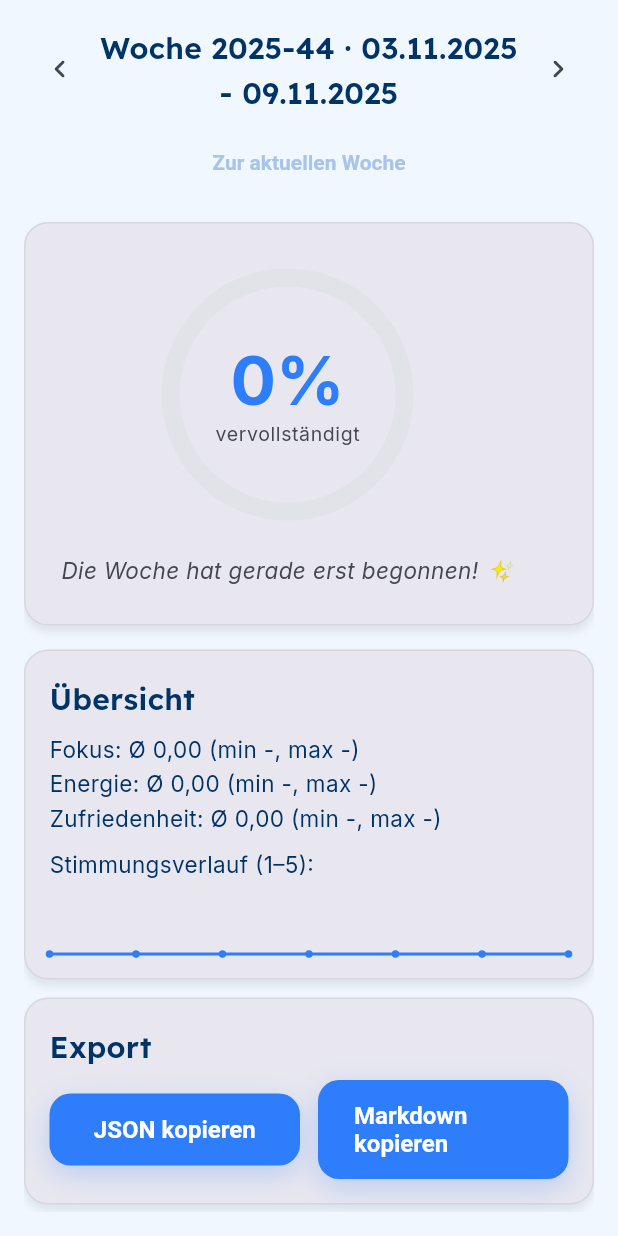
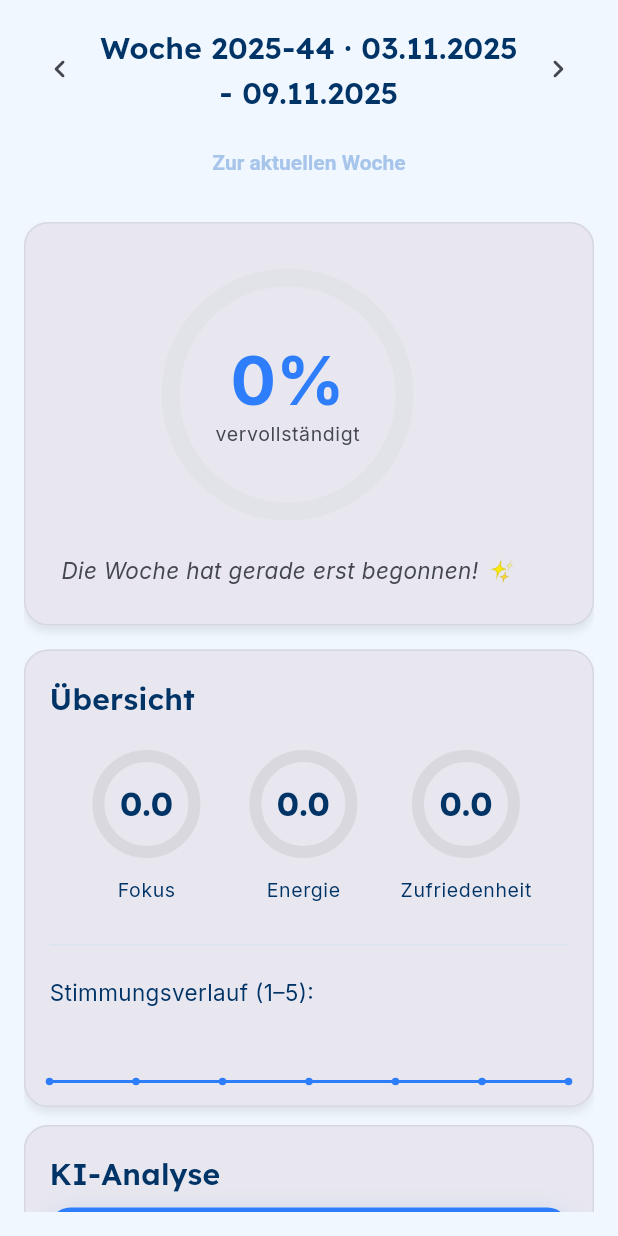
Before and after one commit to AlexBuchnerTeacher/reflecto, a Flutter app: the WeekScreen screen opened directly, after a tap on the "chevron left" icon, on a phone screen of 412 x 824 dp. Run offline on Flutter 3.47's test engine with Material 3 defaults, Android fonts, the light colour scheme and no system bars; our stand-ins replace cloud_firestore, firebase_auth, firebase_core, flutter_markdown, flutter_riverpod, google_fonts and 2 more; accounts and stored records are empty; network calls fail; statements that could not run were skipped.

Commit message:
feat: Complete Week Screen redesign with enhanced features
Major Changes:
- Redesigned WeekHeroCard with circular progress indicator
- Added WeekRadialStats with three circular indicators (Focus, Energy, Happiness)
- Implemented ChatGPT integration workflow with Markdown export/import
- Added flutter_markdown for formatted AI analysis display

Bug Fixes:
- Fixed zero values bug by filtering empty placeholder documents in completion calculation
- Fixed ratings not loading by calculating average from ratingsMorning and ratingsEvening
- Fixed JSON serialization by adding .toMap() calls for nested objects
- Fixed unnecessary type check and string escapes (linting)

UI/UX Improvements:
- Simplified navigation (removed DatePicker)
- Enhanced KI-Analyse card with formatted Markdown display
- Improved export workflow (single button for ChatGPT)
- Added structured prompt template for better AI analysis

Technical Details:
- Modified Ratings.fromMap() to support morning/evening split ratings
- Updated WeekStats.aggregate() to filter empty placeholders
- Created WeekRadialStats widget with CustomPainter for progress arcs
- Added MarkdownBody with custom styling for analysis display

Closes #85, #86, #87

````diff
--- a/lib/features/week/logic/week_stats.dart
+++ b/lib/features/week/logic/week_stats.dart
@@ -41,7 +41,28 @@ class WeekStats {
 
     // Mood-Kurve für 7 Tage
     final mood = List<int?>.filled(7, null);
-    final byId = {for (final e in entries) e.id: e};
+
+    // Filtere leere Placeholder-Dokumente aus
+    final validEntries = entries.where((e) {
+      final hasMorningData =
+          e.morning.mood.trim().isNotEmpty ||
+          e.morning.goodThing.trim().isNotEmpty ||
+          e.morning.focus.trim().isNotEmpty;
+      final hasEveningData =
+          e.evening.good.trim().isNotEmpty ||
+          e.evening.learned.trim().isNotEmpty ||
+          e.evening.improve.trim().isNotEmpty;
+      final hasRatings =
+          e.ratingFocus != null ||
+          e.ratingEnergy != null ||
+          e.ratingHappiness != null;
+      final hasPlanning =
+          e.planning.goals.any((g) => g.trim().isNotEmpty) ||
+          e.planning.todos.any((t) => t.trim().isNotEmpty);
+      return hasMorningData || hasEveningData || hasRatings || hasPlanning;
+    }).toList();
+
+    final byId = {for (final e in validEntries) e.id: e};
 
     for (var i = 0; i < 7; i++) {
       final day = range.start.add(Duration(days: i));
--- a/lib/features/week/widgets/week_ai_analysis_card.dart
+++ b/lib/features/week/widgets/week_ai_analysis_card.dart
@@ -1,4 +1,5 @@
 import 'package:flutter/material.dart';
+import 'package:flutter_markdown/flutter_markdown.dart';
 
 import '../../../widgets/reflecto_card.dart';
 import '../../../widgets/reflecto_button.dart';
@@ -37,42 +38,60 @@ class _WeekAiAnalysisCardState extends State<WeekAiAnalysisCard> {
 
   @override
   Widget build(BuildContext context) {
-    final motto = widget.weeklyData?.motto;
-    final summary = widget.weeklyData?.summaryText;
     final ai = widget.weeklyData?.aiAnalysis;
+    final aiText = widget.weeklyData?.aiAnalysisText;
+
+    // Versuche Text aus aiAnalysis Map oder aiAnalysisText zu extrahieren
+    String? analysisText;
+    if (aiText != null && aiText.isNotEmpty) {
+      analysisText = aiText;
+    } else if (ai != null && ai['text'] != null) {
+      analysisText = ai['text'].toString();
+    }
 
     return ReflectoCard(
       child: Column(
         crossAxisAlignment: CrossAxisAlignment.start,
         children: [
+          Text('KI-Auswertung', style: Theme.of(context).textTheme.titleMedium),
+
+          // Gespeicherte Analyse anzeigen
+          if (analysisText != null && analysisText.isNotEmpty) ...[
+            const SizedBox(height: ReflectoSpacing.s16),
+            Container(
+              decoration: BoxDecoration(
+                color: Theme.of(context).colorScheme.surfaceContainerHighest,
+                borderRadius: BorderRadius.circular(12),
+              ),
+              padding: const EdgeInsets.all(ReflectoSpacing.s16),
+              child: MarkdownBody(
+                data: analysisText,
+                styleSheet: MarkdownStyleSheet(
+                  h2: Theme.of(context).textTheme.titleLarge,
+                  h3: Theme.of(context).textTheme.titleMedium,
+                  p: Theme.of(context).textTheme.bodyMedium,
+                  listBullet: Theme.of(context).textTheme.bodyMedium,
+                ),
+              ),
+            ),
+            const SizedBox(height: ReflectoSpacing.s16),
+            const Divider(),
+          ],
+
+          const SizedBox(height: ReflectoSpacing.s12),
           Text(
-            'KI-Auswertung / Notizen',
-            style: Theme.of(context).textTheme.titleMedium,
+            analysisText != null
+                ? 'Analyse aktualisieren:'
+                : 'Neue Analyse einfügen:',
+            style: Theme.of(context).textTheme.bodySmall,
           ),
-          if (motto != null && motto.isNotEmpty) ...[
-            const SizedBox(height: ReflectoSpacing.s8),
-            Text(
-              'Motto: $motto',
-              style: const TextStyle(fontWeight: FontWeight.w600),
-            ),
-          ],
-          if (summary != null && summary.isNotEmpty) ...[
-            const SizedBox(height: ReflectoSpacing.s8),
-            Text(summary),
-          ],
-          if (ai != null) ...[
-            const SizedBox(height: ReflectoSpacing.s8),
-            Text(
-              'AI-Daten vorhanden',
-              style: TextStyle(color: Theme.of(context).colorScheme.secondary),
-            ),
-          ],
-          const SizedBox(height: ReflectoSpacing.s12),
+          const SizedBox(height: ReflectoSpacing.s8),
           TextField(
             controller: _aiCtrl,
-            maxLines: null,
+            maxLines: 5,
+            minLines: 3,
             decoration: const InputDecoration(
-              hintText: 'KI-Auswertung hier einfügen (Text oder JSON)…',
+              hintText: 'ChatGPT-Analyse hier einfügen…',
               border: OutlineInputBorder(
                 borderRadius: BorderRadius.all(Radius.circular(12)),
               ),
--- a/lib/features/week/widgets/week_export_card.dart
+++ b/lib/features/week/widgets/week_export_card.dart
@@ -1,4 +1,3 @@
-import 'dart:convert';
 import 'package:flutter/material.dart';
 import 'package:flutter/services.dart';
 
@@ -22,29 +21,10 @@ class WeekExportCard extends StatelessWidget {
       child: Column(
         crossAxisAlignment: CrossAxisAlignment.start,
         children: [
-          Text('Export', style: Theme.of(context).textTheme.titleMedium),
+          Text('KI-Analyse', style: Theme.of(context).textTheme.titleMedium),
           const SizedBox(height: ReflectoSpacing.s8),
-          Row(
-            children: [
-              Expanded(
-                child: ReflectoButton(
-                  text: 'JSON kopieren',
-                  onPressed: () async {
-                    final messenger = ScaffoldMessenger.of(context);
-                    await Clipboard.setData(
-                      ClipboardData(text: jsonEncode(jsonData)),
-                    );
-                    if (!context.mounted) return;
-                    messenger.showSnackBar(
-                      const SnackBar(content: Text('JSON in Zwischenablage')),
-                    );
-                  },
-                ),
-              ),
-              const SizedBox(width: ReflectoSpacing.s12),
-              Expanded(
-                child: ReflectoButton(
-                  text: 'Markdown kopieren',
+          ReflectoButton(
+            text: 'Für ChatGPT kopieren',
             onPressed: () async {
               final messenger = ScaffoldMessenger.of(context);
               final md = exportSvc.buildMarkdownFromJson(jsonData);
@@ -52,13 +32,10 @@ class WeekExportCard extends StatelessWidget {
               if (!context.mounted) return;
               messenger.showSnackBar(
                 const SnackBar(
-                        content: Text('Markdown in Zwischenablage'),
+                  content: Text('Prompt in Zwischenablage kopiert'),
                 ),
               );
             },
-                ),
-              ),
-            ],
           ),
         ],
       ),
--- /dev/null
+++ b/lib/features/week/widgets/week_radial_stats.dart
@@ -0,0 +1,117 @@
+import 'package:flutter/material.dart';
+import 'dart:math' as math;
+
+import '../../../theme/tokens.dart';
+
+/// Widget für drei radiale Progress-Indikatoren (Fokus, Energie, Zufriedenheit)
+class WeekRadialStats extends StatelessWidget {
+  final double focusAvg;
+  final double energyAvg;
+  final double happinessAvg;
+
+  const WeekRadialStats({
+    super.key,
+    required this.focusAvg,
+    required this.energyAvg,
+    required this.happinessAvg,
+  });
+
+  @override
+  Widget build(BuildContext context) {
+    return Row(
+      mainAxisAlignment: MainAxisAlignment.spaceEvenly,
+      children: [
+        _RadialIndicator(label: 'Fokus', value: focusAvg, color: Colors.blue),
+        _RadialIndicator(
+          label: 'Energie',
+          value: energyAvg,
+          color: Colors.green,
+        ),
+        _RadialIndicator(
+          label: 'Zufriedenheit',
+          value: happinessAvg,
+          color: Colors.orange,
+        ),
+      ],
+    );
+  }
+}
+
+class _RadialIndicator extends StatelessWidget {
+  final String label;
+  final double value; // 0-5
+  final Color color;
+
+  const _RadialIndicator({
+    required this.label,
+    required this.value,
+    required this.color,
+  });
+
+  @override
+  Widget build(BuildContext context) {
+    final percentage = (value / 5.0).clamp(0.0, 1.0);
+
+    return Column(
+      children: [
+        SizedBox(
+          width: 80,
+          height: 80,
+          child: CustomPaint(
+            painter: _RadialPainter(percentage: percentage, color: color),
+            child: Center(
+              child: Text(
+                value.toStringAsFixed(1),
+                style: Theme.of(
+                  context,
+                ).textTheme.titleLarge?.copyWith(fontWeight: FontWeight.bold),
+              ),
+            ),
+          ),
+        ),
+        const SizedBox(height: ReflectoSpacing.s8),
+        Text(label, style: Theme.of(context).textTheme.bodySmall),
+      ],
+    );
+  }
+}
+
+class _RadialPainter extends CustomPainter {
+  final double percentage;
+  final Color color;
+
+  _RadialPainter({required this.percentage, required this.color});
+
+  @override
+  void paint(Canvas canvas, Size size) {
+    final center = Offset(size.width / 2, size.height / 2);
+    final radius = math.min(size.width, size.height) / 2 - 8;
+    final rect = Rect.fromCircle(center: center, radius: radius);
+
+    // Background circle (gray)
+    final bgPaint = Paint()
+      ..color = Colors.grey.withValues(alpha: 0.2)
+      ..style = PaintingStyle.stroke
+      ..strokeWidth = 8
+      ..strokeCap = StrokeCap.round;
+
+    canvas.drawCircle(center, radius, bgPaint);
+
+    // Progress arc
+    final progressPaint = Paint()
+      ..color = color
+      ..style = PaintingStyle.stroke
+      ..strokeWidth = 8
+      ..strokeCap = StrokeCap.round;
+
+    const startAngle = -math.pi / 2; // Start at top
+    final sweepAngle = 2 * math.pi * percentage;
+
+    canvas.drawArc(rect, startAngle, sweepAngle, false, progressPaint);
+  }
+
+  @override
+  bool shouldRepaint(_RadialPainter oldDelegate) {
+    return oldDelegate.percentage != percentage || oldDelegate.color != color;
+  }
+}
--- a/lib/features/week/widgets/week_stats_card.dart
+++ b/lib/features/week/widgets/week_stats_card.dart
@@ -1,10 +1,10 @@
 import 'package:flutter/material.dart';
-import 'package:intl/intl.dart';
 
 import '../../../widgets/reflecto_card.dart';
 import '../../../widgets/reflecto_sparkline.dart';
 import '../logic/week_stats.dart';
 import '../../../theme/tokens.dart';
+import 'week_radial_stats.dart';
 
 /// Übersichts-Card: zeigt Fokus/Energie/Zufriedenheit-Statistiken + Stimmungsverlauf.
 class WeekStatsCard extends StatelessWidget {
@@ -14,27 +14,25 @@ class WeekStatsCard extends StatelessWidget {
 
   @override
   Widget build(BuildContext context) {
-    final nf = NumberFormat.decimalPattern();
-    nf.minimumFractionDigits = 2;
-    nf.maximumFractionDigits = 2;
-
     return ReflectoCard(
       margin: const EdgeInsets.only(bottom: 12),
       child: Column(
         crossAxisAlignment: CrossAxisAlignment.start,
         children: [
           Text('Übersicht', style: Theme.of(context).textTheme.titleMedium),
+          const SizedBox(height: ReflectoSpacing.s16),
+
+          // Radiale Progress-Indikatoren
+          WeekRadialStats(
+            focusAvg: stats.focusAvg,
+            energyAvg: stats.energyAvg,
+            happinessAvg: stats.happinessAvg,
+          ),
+
+          const SizedBox(height: ReflectoSpacing.s16),
+          const Divider(),
           const SizedBox(height: ReflectoSpacing.s8),
-          Text(
-            'Fokus: Ø ${nf.format(stats.focusAvg)} (min ${stats.focusMin ?? '-'}, max ${stats.focusMax ?? '-'})',
-          ),
-          Text(
-            'Energie: Ø ${nf.format(stats.energyAvg)} (min ${stats.energyMin ?? '-'}, max ${stats.energyMax ?? '-'})',
-          ),
-          Text(
-            'Zufriedenheit: Ø ${nf.format(stats.happinessAvg)} (min ${stats.happinessMin ?? '-'}, max ${stats.happinessMax ?? '-'})',
-          ),
-          const SizedBox(height: ReflectoSpacing.s8),
+
           const Text('Stimmungsverlauf (1–5):'),
           const SizedBox(height: ReflectoSpacing.s8),
           ReflectoSparkline(points: stats.moodCurve),
--- a/lib/models/journal_entry.dart
+++ b/lib/models/journal_entry.dart
@@ -239,7 +239,12 @@ class Ratings {
     Map<String, dynamic>? map, {
     Map<String, dynamic>? fallback,
   }) {
-    if (map != null) {
+    // Prüfe ob das ratings-Objekt Werte hat
+    if (map != null &&
+        (map['mood'] != null ||
+            map['focus'] != null ||
+            map['energy'] != null ||
+            map['happiness'] != null)) {
       return Ratings(
         mood: (map['mood'] as num?)?.toInt(),
         focus: (map['focus'] as num?)?.toInt(),
@@ -247,12 +252,27 @@ class Ratings {
         happiness: (map['happiness'] as num?)?.toInt(),
       );
     }
+
+    // Fallback: Nutze ratingsMorning und ratingsEvening
     if (fallback != null) {
+      final morningRatings =
+          fallback['ratingsMorning'] as Map<String, dynamic>?;
+      final eveningRatings =
+          fallback['ratingsEvening'] as Map<String, dynamic>?;
+
+      // Hilfsfunktion: Durchschnitt aus Morning und Evening berechnen
+      int? avg(String key) {
+        final m = (morningRatings?[key] as num?)?.toInt();
+        final e = (eveningRatings?[key] as num?)?.toInt();
+        if (m != null && e != null) return ((m + e) / 2).round();
+        return m ?? e;
+      }
+
       return Ratings(
-        mood: (fallback['mood'] as num?)?.toInt(),
-        focus: (fallback['ratingFocus'] as num?)?.toInt(),
-        energy: (fallback['ratingEnergy'] as num?)?.toInt(),
-        happiness: (fallback['ratingHappiness'] as num?)?.toInt(),
+        mood: avg('mood'),
+        focus: avg('focus'),
+        energy: avg('energy'),
+        happiness: avg('happiness'),
       );
     }
     return const Ratings();
--- a/lib/screens/week_screen.dart
+++ b/lib/screens/week_screen.dart
@@ -45,7 +45,6 @@ class _WeekScreenState extends ConsumerState<WeekScreen> {
     List<JournalEntry> entries,
     DateTimeRange range,
   ) {
-    // Auch bei 0 Entries sinnvollen Wert zurückgeben
     double totalScore = 0;
     const maxScorePerDay = 12.0; // 6 Textfelder + 3 Ratings + 3 für Planung
 
@@ -64,8 +63,32 @@ class _WeekScreenState extends ConsumerState<WeekScreen> {
 
       // Suche Entry für diesen Tag
       final entryOrNull = entryMap[entryId];
+      if (entryOrNull == null) continue;
 
-      if (entryOrNull == null) continue;
+      // Prüfe ob Entry tatsächlich Daten hat (nicht nur Placeholder)
+      final hasMorningData =
+          entryOrNull.morning.mood.trim().isNotEmpty ||
+          entryOrNull.morning.goodThing.trim().isNotEmpty ||
+          entryOrNull.morning.focus.trim().isNotEmpty;
+
+      final hasEveningData =
+          entryOrNull.evening.good.trim().isNotEmpty ||
+          entryOrNull.evening.learned.trim().isNotEmpty ||
+          entryOrNull.evening.improve.trim().isNotEmpty;
+
+      final hasRatings =
+          entryOrNull.ratingFocus != null ||
+          entryOrNull.ratingEnergy != null ||
+          entryOrNull.ratingHappiness != null;
+
+      final hasPlanning =
+          entryOrNull.planning.goals.any((g) => g.trim().isNotEmpty) ||
+          entryOrNull.planning.todos.any((t) => t.trim().isNotEmpty);
+
+      // Überspringe leere Placeholder-Dokumente
+      if (!hasMorningData && !hasEveningData && !hasRatings && !hasPlanning) {
+        continue;
+      }
 
       double dayScore = 0;
 
--- a/lib/services/export_import_service.dart
+++ b/lib/services/export_import_service.dart
@@ -21,9 +21,9 @@ class ExportImportService {
       );
       items.add({
         'date': id,
-        'planning': e.planning,
-        'morning': e.morning,
-        'evening': e.evening,
+        'planning': e.planning.toMap(),
+        'morning': e.morning.toMap(),
+        'evening': e.evening.toMap(),
         'ratings': {
           'focus': e.ratingFocus,
           'energy': e.ratingEnergy,
@@ -49,15 +49,35 @@ class ExportImportService {
 
   String buildMarkdownFromJson(Map<String, dynamic> jsonData) {
     final pretty = const JsonEncoder.withIndent('  ').convert(jsonData);
-    return '### KI-Analyse-Prompt (Reflecto)\n'
-        'Analysiere das folgende Wochenjournal und erstelle:\n'
-        '1) Die 3 größten Learnings\n'
-        '2) Wiederkehrende Themen (positiv/negativ)\n'
-        '3) Emotionale Gesamtstimmung (Skala 1–10) mit Begründung\n'
-        '4) 3 klare Handlungsempfehlungen für die kommende Woche\n'
-        '5) Ein prägnantes Wochenmotto (max. 8 Wörter)\n\n'
-        '#### Daten (JSON):\n'
-        '```json\n$pretty\n```\n';
+    return 'Analysiere das folgende Wochenjournal detailliert und erstelle eine strukturierte Auswertung.\\n\\n'
+        '**WICHTIG:** Gib deine komplette Antwort in einem Markdown-Code-Block zurück (```markdown ... ```), damit ich sie einfach kopieren kann.\\n\\n'
+        '**Erwartetes Format:**\\n\\n'
+        '```markdown\\n'
+        '## Wochenrückblick\\n\\n'
+        '### 🎯 Die 3 größten Learnings\\n'
+        '1. [Learning mit Begründung]\\n'
+        '2. [Learning mit Begründung]\\n'
+        '3. [Learning mit Begründung]\\n\\n'
+        '### 🔄 Wiederkehrende Muster\\n'
+        '**Positiv:**\\n'
+        '- [Muster 1]\\n'
+        '- [Muster 2]\\n\\n'
+        '**Verbesserungspotenzial:**\\n'
+        '- [Muster 1]\\n'
+        '- [Muster 2]\\n\\n'
+        '### 💭 Emotionale Gesamtstimmung\\n'
+        '**Bewertung:** [X]/10\\n'
+        '**Begründung:** [Ausführliche Erklärung basierend auf Fokus, Energie, Zufriedenheit]\\n\\n'
+        '### ✨ Handlungsempfehlungen für nächste Woche\\n'
+        '1. [Konkrete Handlung mit Begründung]\\n'
+        '2. [Konkrete Handlung mit Begründung]\\n'
+        '3. [Konkrete Handlung mit Begründung]\\n\\n'
+        '### 🎪 Wochenmotto\\n'
+        '**"[Prägnantes Motto, max. 8 Wörter]"**\\n'
+        '```\\n\\n'
+        '---\\n\\n'
+        '#### Journaldaten (JSON):\\n'
+        '```json\\n$pretty\\n```\\n';
   }
 
   Map<String, dynamic>? tryParseAiAnalysis(String input) {
--- a/pubspec.yaml
+++ b/pubspec.yaml
@@ -44,6 +44,7 @@ dependencies:
   intl: ^0.20.2
   package_info_plus: ^9.0.0
   shared_preferences: ^2.2.2
+  flutter_markdown: ^0.7.4+1
 
 dev_dependencies:
   flutter_test:
````
Also changed, not shown: pubspec.lock. Lines whose indentation alone changed are shown as unchanged.
